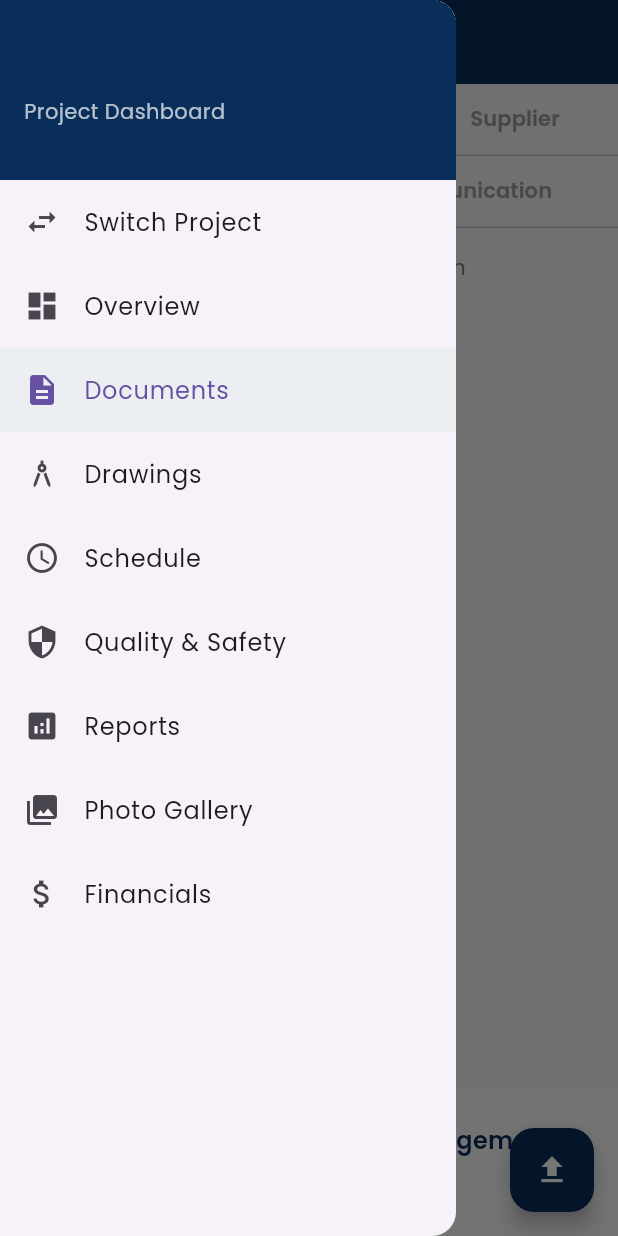
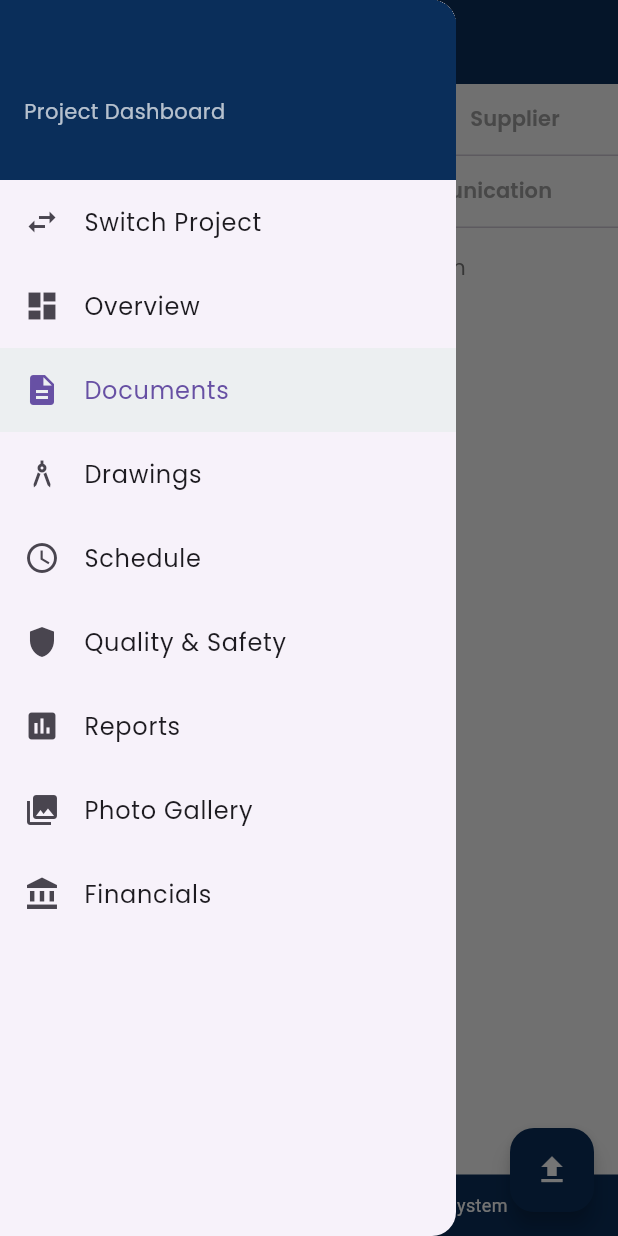
Before and after one commit to Fabrone/AlmaWorks, a Flutter app: the DocumentsScreen screen opened directly with empty values, with the side drawer open, on a phone screen of 412 x 824 dp. Run offline on Flutter 3.47's test engine with Material 3 defaults, Android fonts, the phone set to English and light mode, and no system bars; our stand-ins replace cloud_firestore, dio, file_picker, firebase_core, firebase_storage, google_fonts and 2 more; missing offline and left inert: syncfusion_flutter_pdfviewer; accounts and stored records are empty; network calls fail.

Commit message:
Updated uniform menu for base layout

```diff
--- a/lib/models/project_model.dart
+++ b/lib/models/project_model.dart
@@ -158,4 +158,6 @@ class ProjectModel {
 
     return endDate!.difference(now).inDays;
   }
+
+  static defaultModel() {}
 }
--- a/lib/screens/documents_screen.dart
+++ b/lib/screens/documents_screen.dart
@@ -1,7 +1,4 @@
 import 'package:almaworks/models/project_model.dart';
-import 'package:almaworks/screens/drawings_screen.dart';
-import 'package:almaworks/screens/projects/project_summary_screen.dart';
-import 'package:almaworks/screens/projects/projects_main_screen.dart';
 import 'package:almaworks/widgets/base_layout.dart';
 import 'package:flutter/material.dart';
 import 'package:google_fonts/google_fonts.dart';
@@ -70,14 +67,24 @@ class _DocumentsScreenState extends State<DocumentsScreen> with TickerProviderSt
       project: widget.project,
       logger: widget.logger,
       selectedMenuItem: 'Documents',
-      onMenuItemSelected: _handleMenuNavigation,
+      onMenuItemSelected: (_) {}, // Empty callback as navigation is handled by BaseLayout
       floatingActionButton: FloatingActionButton(
         onPressed: _isLoading ? null : _addDocument,
         backgroundColor: const Color(0xFF0A2E5A),
         foregroundColor: Colors.white,
         child: const Icon(Icons.file_upload),
       ),
+      child: LayoutBuilder(
+        builder: (context, constraints) {
+          return SingleChildScrollView(
+            child: ConstrainedBox(
+              constraints: BoxConstraints(
+                minHeight: constraints.maxHeight,
+              ),
               child: Column(
+                mainAxisAlignment: MainAxisAlignment.spaceBetween,
+                children: [
+                  Column(
                     children: [
                       TabBar(
                         controller: _mainTabController,
@@ -86,7 +93,8 @@ class _DocumentsScreenState extends State<DocumentsScreen> with TickerProviderSt
                         unselectedLabelColor: Colors.grey,
                         labelStyle: GoogleFonts.poppins(fontWeight: FontWeight.w600),
                       ),
-          Expanded(
+                      SizedBox(
+                        height: constraints.maxHeight - 48 - 48, // Subtract TabBar and footer height
                         child: TabBarView(
                           controller: _mainTabController,
                           children: [
@@ -96,91 +104,32 @@ class _DocumentsScreenState extends State<DocumentsScreen> with TickerProviderSt
                           ],
                         ),
                       ),
+                    ],
+                  ),
                   _buildFooter(context),
                 ],
+              ),
+            ),
+          );
+        },
       ),
     );
   }
 
-  void _handleMenuNavigation(String menuItem) {
-    widget.logger.d('🧭 DocumentsScreen: Navigation to: $menuItem');
-
-    switch (menuItem) {
-      case 'Switch Project':
-        Navigator.pushReplacement(
-          context,
-          MaterialPageRoute(
-            builder: (context) => ProjectsMainScreen(logger: widget.logger),
-          ),
-        );
-        break;
-      case 'Overview':
-        Navigator.pushReplacement(
-          context,
-          MaterialPageRoute(
-            builder: (context) => ProjectSummaryScreen(
-              project: widget.project,
-              logger: widget.logger,
-            ),
-          ),
-        );
-        break;
-      case 'Documents':
-        // Already on documents screen
-        break;
-      case 'Drawings':
-        Navigator.pushReplacement(
-          context,
-          MaterialPageRoute(
-            builder: (context) => DrawingsScreen(
-              project: widget.project,
-              logger: widget.logger,
-            ),
-          ),
-        );
-        break;
-      default:
-        ScaffoldMessenger.of(context).showSnackBar(
-          SnackBar(
-            content: Text(
-              '$menuItem section coming soon',
-              style: GoogleFonts.poppins(),
-            ),
-          ),
-        );
-        break;
-    }
-  }
-
   Widget _buildFooter(BuildContext context) {
+    final isMobile = MediaQuery.of(context).size.width < 600;
     return Container(
       width: double.infinity,
-      padding: const EdgeInsets.all(24),
-      decoration: BoxDecoration(
-        color: Colors.grey[50],
-        border: Border(
-          top: BorderSide(color: Colors.grey[200]!),
+      padding: EdgeInsets.all(isMobile ? 12 : 16),
+      color: const Color(0xFF0A2E5A),
+      child: Text(
+        '© 2025 JV Alma C.I.S Site Management System',
+        style: TextStyle(
+          color: Colors.white,
+          fontSize: isMobile ? 12 : 14,
+          fontWeight: FontWeight.w400,
         ),
-      ),
-      child: Column(
-        children: [
-          Text(
-            'AlmaWorks Construction Management',
-            style: GoogleFonts.poppins(
-              fontSize: 16,
-              fontWeight: FontWeight.w600,
-              color: const Color(0xFF0A2E5A),
-            ),
-          ),
-          const SizedBox(height: 8),
-          Text(
-            'End of Documents Section',
-            style: GoogleFonts.poppins(
-              fontSize: 14,
-              color: Colors.grey[600],
-            ),
-          ),
-        ],
+        textAlign: TextAlign.center,
       ),
     );
   }
--- a/lib/screens/schedule_screen.dart
+++ b/lib/screens/schedule_screen.dart
@@ -1,7 +1,9 @@
+import 'package:almaworks/models/project_model.dart';
 import 'package:flutter/material.dart';
+import 'package:logger/logger.dart';
 
 class ScheduleScreen extends StatefulWidget {
-  const ScheduleScreen({super.key});
+  const ScheduleScreen({super.key, required ProjectModel project, required Logger logger});
 
   @override
   State<ScheduleScreen> createState() => _ScheduleScreenState();
--- a/lib/screens/search_screen.dart
+++ b/lib/screens/search_screen.dart
@@ -624,7 +624,7 @@ class _SearchScreenState extends State<SearchScreen> {
       break;
     case 'schedule':
       navigator.push(
-        MaterialPageRoute(builder: (context) => const ScheduleScreen()),
+        MaterialPageRoute(builder: (context) => ScheduleScreen(project: _projects.isNotEmpty ? _projects.first : ProjectModel.defaultModel(), logger: _logger)),
       );
       break;
     case 'quality_safety':
```
Also changed, not shown: lib/screens/drawings_screen.dart (+29 -88 lines), lib/widgets/base_layout.dart (+111 -13 lines). Lines whose indentation alone changed are shown as unchanged.
